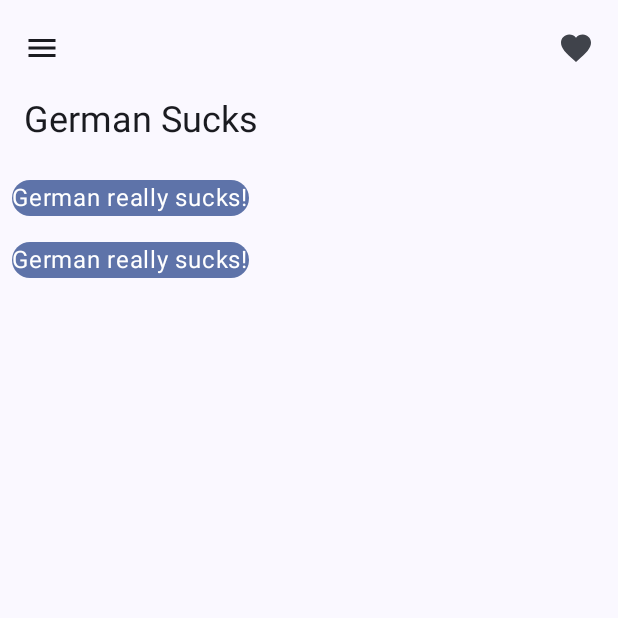
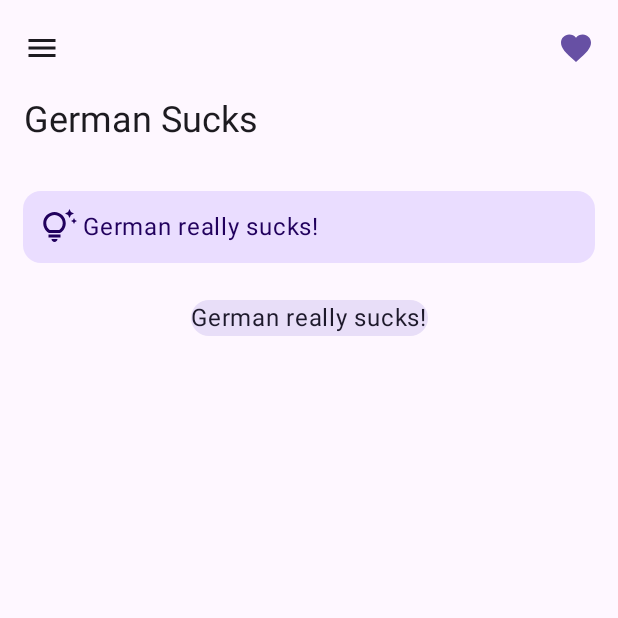
Before and after one commit to Obnoxieux/German-Sucks, an Android app built with Jetpack Compose: the screen it shows after launch (MainActivity), on a phone screen of 412 x 824 dp, the top half of it. Run offline under Robolectric (Android 15) with nearby library versions, the phone set to English and light mode, and no system bars.

Commit message:
feat: add first UI elements and structure

```diff
--- a/app/src/main/java/de/davidbattefeld/germansucks/ui/HeaderCard.kt
+++ b/app/src/main/java/de/davidbattefeld/germansucks/ui/HeaderCard.kt
@@ -1,8 +1,14 @@
 package de.davidbattefeld.germansucks.ui
 
+import androidx.compose.foundation.layout.Column
+import androidx.compose.foundation.layout.Row
+import androidx.compose.foundation.layout.Spacer
 import androidx.compose.foundation.layout.padding
+import androidx.compose.material.icons.Icons
+import androidx.compose.material.icons.outlined.TipsAndUpdates
 import androidx.compose.material3.Card
 import androidx.compose.material3.CardDefaults
+import androidx.compose.material3.Icon
 import androidx.compose.material3.MaterialTheme
 import androidx.compose.material3.Text
 import androidx.compose.runtime.Composable
@@ -12,10 +18,21 @@ import androidx.compose.ui.unit.dp
 @Composable
 fun HeaderCard() {
     Card(modifier = Modifier
-        .padding(8.dp),
+        .padding(15.dp),
         colors = CardDefaults.cardColors(
             containerColor = MaterialTheme.colorScheme.primaryContainer
         )) {
-        Text("German really sucks!")
+        Column(modifier = Modifier.padding(12.dp)) {
+            Row() {
+                Icon(
+                    imageVector = Icons.Outlined.TipsAndUpdates,
+                    contentDescription = null,
+                    modifier = Modifier
+                        .padding(end = 4.dp)
+                )
+                Text("German really sucks!")
+                Spacer(modifier = Modifier.weight(1.0F))
+            }
+        }
     }
 }
--- a/app/src/main/java/de/davidbattefeld/germansucks/ui/MainScreen.kt
+++ b/app/src/main/java/de/davidbattefeld/germansucks/ui/MainScreen.kt
@@ -10,6 +10,7 @@ import androidx.compose.material.icons.filled.Menu
 import androidx.compose.material3.ExperimentalMaterial3Api
 import androidx.compose.material3.Icon
 import androidx.compose.material3.IconButton
+import androidx.compose.material3.MaterialTheme
 import androidx.compose.material3.MediumTopAppBar
 import androidx.compose.material3.Scaffold
 import androidx.compose.material3.Text
@@ -48,7 +49,8 @@ fun MainScreen() {
                     IconButton(onClick = { /* doSomething() */ }) {
                         Icon(
                             imageVector = Icons.Filled.Favorite,
-                            contentDescription = "Localized description"
+                            contentDescription = "Localized description",
+                            tint = MaterialTheme.colorScheme.primary
                         )
                     }
                 },
--- a/app/src/main/java/de/davidbattefeld/germansucks/ui/MainWordCard.kt
+++ b/app/src/main/java/de/davidbattefeld/germansucks/ui/MainWordCard.kt
@@ -14,7 +14,7 @@ fun MainWordCard() {
     Card(modifier = Modifier
         .padding(8.dp),
         colors = CardDefaults.cardColors(
-            containerColor = MaterialTheme.colorScheme.primaryContainer
+            containerColor = MaterialTheme.colorScheme.secondaryContainer
         )) {
         Text("German really sucks!")
     }
--- a/app/src/main/java/de/davidbattefeld/germansucks/ui/theme/Theme.kt
+++ b/app/src/main/java/de/davidbattefeld/germansucks/ui/theme/Theme.kt
@@ -84,7 +84,7 @@ private val DarkColorScheme = darkColorScheme(
 fun GermanSucksTheme(
     darkTheme: Boolean = isSystemInDarkTheme(),
     // Dynamic color is available on Android 12+
-    dynamicColor: Boolean = true,
+    dynamicColor: Boolean = false,
     content: @Composable () -> Unit
 ) {
     val colorScheme = when {
```
